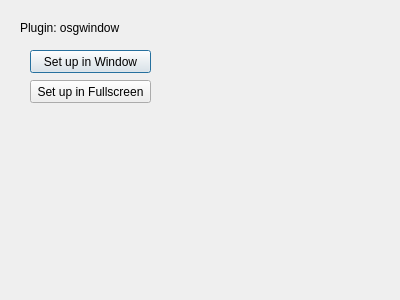
tmpearce/NERVE, file plugins/osgwindow/osgwindow.ui: the form before one commit.
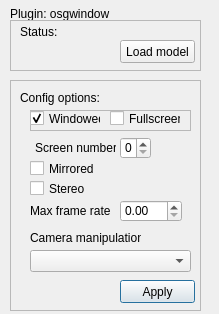
The form after the commit.

Diff of the .ui file:
```diff
--- a/plugins/osgwindow/osgwindow.ui
+++ b/plugins/osgwindow/osgwindow.ui
@@ -6,8 +6,8 @@
    <rect>
     <x>0</x>
     <y>0</y>
-    <width>400</width>
-    <height>300</height>
+    <width>219</width>
+    <height>314</height>
    </rect>
   </property>
   <property name="windowTitle">
@@ -16,8 +16,8 @@
   <widget class="QLabel" name="label">
    <property name="geometry">
     <rect>
-     <x>20</x>
-     <y>20</y>
+     <x>10</x>
+     <y>6</y>
      <width>101</width>
      <height>16</height>
     </rect>
@@ -26,31 +26,229 @@
     <string>Plugin: osgwindow</string>
    </property>
   </widget>
-  <widget class="QPushButton" name="windowed">
+  <widget class="QFrame" name="frame">
    <property name="geometry">
     <rect>
-     <x>30</x>
-     <y>50</y>
-     <width>121</width>
-     <height>23</height>
-    </rect>
-   </property>
-   <property name="text">
-    <string>Set up in Window</string>
-   </property>
-  </widget>
-  <widget class="QPushButton" name="fullscreen">
-   <property name="geometry">
-    <rect>
-     <x>30</x>
+     <x>10</x>
      <y>80</y>
-     <width>121</width>
-     <height>23</height>
+     <width>191</width>
+     <height>231</height>
     </rect>
    </property>
-   <property name="text">
-    <string>Set up in Fullscreen</string>
+   <property name="frameShape">
+    <enum>QFrame::StyledPanel</enum>
    </property>
+   <property name="frameShadow">
+    <enum>QFrame::Raised</enum>
+   </property>
+   <widget class="QLabel" name="label_2">
+    <property name="geometry">
+     <rect>
+      <x>10</x>
+      <y>10</y>
+      <width>81</width>
+      <height>16</height>
+     </rect>
+    </property>
+    <property name="text">
+     <string>Config options:</string>
+    </property>
+   </widget>
+   <widget class="QFrame" name="frame_2">
+    <property name="geometry">
+     <rect>
+      <x>20</x>
+      <y>30</y>
+      <width>161</width>
+      <height>21</height>
+     </rect>
+    </property>
+    <property name="frameShape">
+     <enum>QFrame::StyledPanel</enum>
+    </property>
+    <property name="frameShadow">
+     <enum>QFrame::Raised</enum>
+    </property>
+    <widget class="QCheckBox" name="fullscreen">
+     <property name="geometry">
+      <rect>
+       <x>80</x>
+       <y>0</y>
+       <width>71</width>
+       <height>17</height>
+      </rect>
+     </property>
+     <property name="text">
+      <string>Fullscreen</string>
+     </property>
+    </widget>
+    <widget class="QCheckBox" name="windowed">
+     <property name="geometry">
+      <rect>
+       <x>0</x>
+       <y>0</y>
+       <width>71</width>
+       <height>17</height>
+      </rect>
+     </property>
+     <property name="text">
+      <string>Windowed</string>
+     </property>
+     <property name="checked">
+      <bool>true</bool>
+     </property>
+    </widget>
+   </widget>
+   <widget class="QSpinBox" name="screenNum">
+    <property name="geometry">
+     <rect>
+      <x>110</x>
+      <y>57</y>
+      <width>31</width>
+      <height>22</height>
+     </rect>
+    </property>
+   </widget>
+   <widget class="QLabel" name="label_3">
+    <property name="geometry">
+     <rect>
+      <x>25</x>
+      <y>60</y>
+      <width>81</width>
+      <height>16</height>
+     </rect>
+    </property>
+    <property name="text">
+     <string>Screen number:</string>
+    </property>
+   </widget>
+   <widget class="QCheckBox" name="mirrored">
+    <property name="geometry">
+     <rect>
+      <x>20</x>
+      <y>80</y>
+      <width>70</width>
+      <height>17</height>
+     </rect>
+    </property>
+    <property name="text">
+     <string>Mirrored</string>
+    </property>
+   </widget>
+   <widget class="QCheckBox" name="stereo">
+    <property name="geometry">
+     <rect>
+      <x>20</x>
+      <y>100</y>
+      <width>70</width>
+      <height>17</height>
+     </rect>
+    </property>
+    <property name="text">
+     <string>Stereo</string>
+    </property>
+   </widget>
+   <widget class="QPushButton" name="applyButton">
+    <property name="geometry">
+     <rect>
+      <x>110</x>
+      <y>200</y>
+      <width>75</width>
+      <height>23</height>
+     </rect>
+    </property>
+    <property name="text">
+     <string>Apply</string>
+    </property>
+   </widget>
+   <widget class="QDoubleSpinBox" name="frameRate">
+    <property name="geometry">
+     <rect>
+      <x>110</x>
+      <y>120</y>
+      <width>62</width>
+      <height>22</height>
+     </rect>
+    </property>
+   </widget>
+   <widget class="QLabel" name="label_4">
+    <property name="geometry">
+     <rect>
+      <x>20</x>
+      <y>123</y>
+      <width>81</width>
+      <height>16</height>
+     </rect>
+    </property>
+    <property name="text">
+     <string>Max frame rate:</string>
+    </property>
+   </widget>
+   <widget class="QComboBox" name="cameraManipulation">
+    <property name="geometry">
+     <rect>
+      <x>20</x>
+      <y>170</y>
+      <width>161</width>
+      <height>22</height>
+     </rect>
+    </property>
+   </widget>
+   <widget class="QLabel" name="label_6">
+    <property name="geometry">
+     <rect>
+      <x>20</x>
+      <y>150</y>
+      <width>111</width>
+      <height>16</height>
+     </rect>
+    </property>
+    <property name="text">
+     <string>Camera manipulation:</string>
+    </property>
+   </widget>
+  </widget>
+  <widget class="QFrame" name="frame_3">
+   <property name="geometry">
+    <rect>
+     <x>10</x>
+     <y>20</y>
+     <width>191</width>
+     <height>51</height>
+    </rect>
+   </property>
+   <property name="frameShape">
+    <enum>QFrame::StyledPanel</enum>
+   </property>
+   <property name="frameShadow">
+    <enum>QFrame::Raised</enum>
+   </property>
+   <widget class="QLabel" name="label_5">
+    <property name="geometry">
+     <rect>
+      <x>10</x>
+      <y>5</y>
+      <width>46</width>
+      <height>13</height>
+     </rect>
+    </property>
+    <property name="text">
+     <string>Status:</string>
+    </property>
+   </widget>
+   <widget class="QPushButton" name="loadButton">
+    <property name="geometry">
+     <rect>
+      <x>110</x>
+      <y>20</y>
+      <width>75</width>
+      <height>23</height>
+     </rect>
+    </property>
+    <property name="text">
+     <string>Load model</string>
+    </property>
+   </widget>
   </widget>
  </widget>
  <resources/>
```
